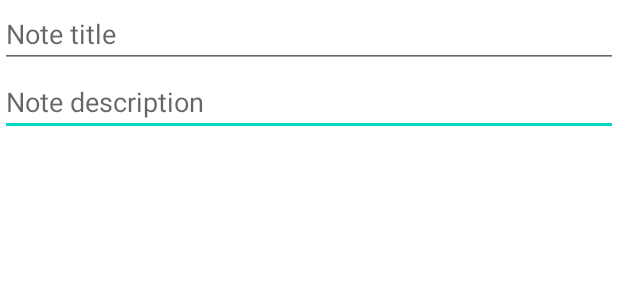
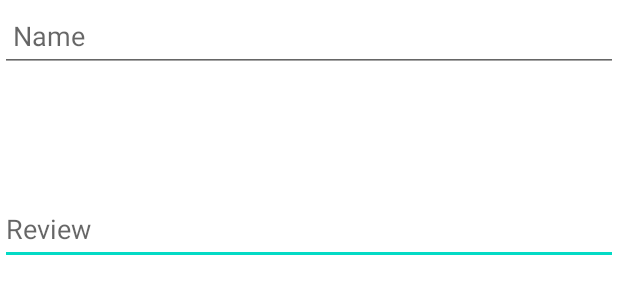
Before and after one commit to NemanthiEdirisooriya/ClickAndTick, an Android app: the layout note_input.xml on its own in the app's theme, with its tools: preview values and no code run, on a phone screen of 412 x 824 dp. Shown: the top 300 px of the screen. Run offline under Robolectric (Android 15) with nearby library versions, the phone set to English and light mode, and no system bars.

```diff
--- a/app/src/main/AndroidManifest.xml
+++ b/app/src/main/AndroidManifest.xml
@@ -9,6 +9,9 @@
         android:roundIcon="@mipmap/ic_launcher_round"
         android:supportsRtl="true"
         android:theme="@style/Theme.Todo">
+        <activity
+            android:name=".ViewRatesAdded"
+            android:exported="true" />
         <activity
             android:name=".Contact_us"
             android:exported="true" />
--- a/app/src/main/java/com/example/todo/ui/gallery/GalleryFragment.java
+++ b/app/src/main/java/com/example/todo/ui/gallery/GalleryFragment.java
@@ -41,6 +41,10 @@ public class GalleryFragment extends Fragment {
             }
         });
 
+
+
+
+
         final TextView textView = binding.textGallery;
         galleryViewModel.getText().observe(getViewLifecycleOwner(), new Observer<String>() {
             @Override
--- a/app/src/main/res/layout/note_input.xml
+++ b/app/src/main/res/layout/note_input.xml
@@ -9,7 +9,11 @@
         android:id="@+id/edt_description"
         android:layout_width="match_parent"
         android:layout_height="wrap_content"
-        android:hint="Note description"
+        android:layout_marginBottom="567dp"
+        android:hint="Review"
+        android:minHeight="48dp"
+        app:layout_constraintBottom_toBottomOf="parent"
+        app:layout_constraintEnd_toEndOf="parent"
         app:layout_constraintStart_toStartOf="parent"
         app:layout_constraintTop_toBottomOf="@+id/edt_title" />
 
@@ -17,7 +21,8 @@
         android:id="@+id/edt_title"
         android:layout_width="match_parent"
         android:layout_height="wrap_content"
-        android:hint="Note title"
+        android:hint=" Name"
+        android:minHeight="48dp"
         app:layout_constraintEnd_toEndOf="parent"
         app:layout_constraintStart_toStartOf="parent"
         app:layout_constraintTop_toTopOf="parent" />
```
Also changed, not shown: app/src/main/java/com/example/todo/DatabaseHelper.java (+10 -0 lines).
